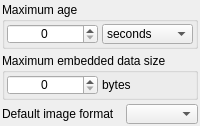
The window that src/plugins/xhtmlim/xhtmloptions2.ui (xnamed/vacuum-im) describes before a commit, drawn with Qt 5.
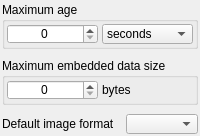
The same window after the commit.

Diff of the .ui file:
```diff
--- a/src/plugins/xhtmlim/xhtmloptions2.ui
+++ b/src/plugins/xhtmlim/xhtmloptions2.ui
@@ -21,7 +21,7 @@
   </property>
   <layout class="QVBoxLayout" name="verticalLayout">
    <property name="spacing">
-    <number>4</number>
+    <number>9</number>
    </property>
    <property name="leftMargin">
     <number>2</number>
```
